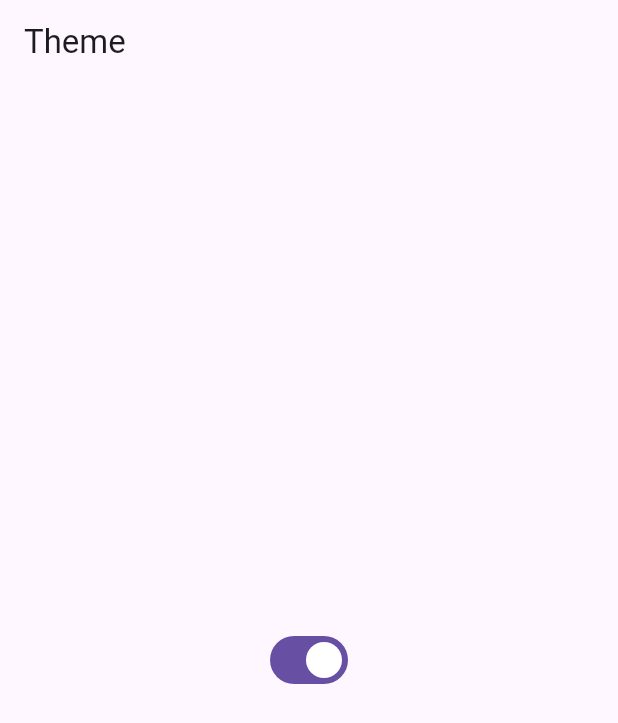
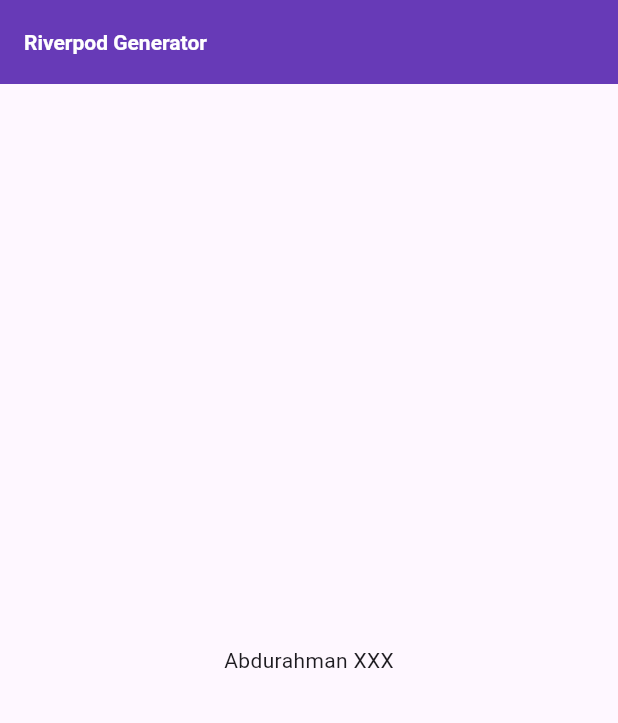
Before and after one commit to abdurahmanidris/flutter_riverpod_new, a Flutter app: the screen it shows after launch, on a phone screen of 412 x 824 dp. Shown: the top 723 px of the screen. Run offline on Flutter 3.47's test engine with Material 3 defaults, Android fonts, the phone set to English and light mode, and no system bars; our stand-ins replace flutter_riverpod, riverpod_annotation; generated files the repository leaves out were written again.

Commit message:
Riverpod Generator is implemented

```diff
--- /dev/null
+++ b/lib/home_page.dart
@@ -0,0 +1,33 @@
+import 'package:flutter/material.dart';
+import 'package:flutter_riverpod/flutter_riverpod.dart';
+import 'package:riverpod_annotation/riverpod_annotation.dart';
+part 'home_page.g.dart';
+
+// final nameProvider = Provider<String>((ref) => 'Abdurahman Idris');
+
+//this makes the provider autodisposable
+// @riverpod
+
+//this removes the autodisposable : @Riverpod(keepAlive: true); by default KeepAlive is false
+@Riverpod(keepAlive: true)
+String name(NameRef ref) {
+  return "Abdurahman XXX";
+}
+
+class Homepage extends ConsumerWidget {
+  const Homepage({super.key});
+
+  @override
+  Widget build(BuildContext context, WidgetRef ref) {
+    final name = ref.watch(nameProvider);
+
+    return Scaffold(
+      appBar: AppBar(
+        title: const Text('Riverpod Generator'),
+      ),
+      body: Center(
+        child: Text(name),
+      ),
+    );
+  }
+}
--- a/lib/main.dart
+++ b/lib/main.dart
@@ -1,7 +1,6 @@
 import 'package:flutter/material.dart';
 import 'package:flutter_riverpod/flutter_riverpod.dart';
-
-final themeProvider = StateProvider<bool>((ref) => true);
+import 'package:flutter_riverpod_new/home_page.dart';
 
 void main() {
   runApp(const ProviderScope(child: MyApp()));
@@ -13,41 +12,19 @@ class MyApp extends ConsumerWidget {
   // This widget is the root of your application.
   @override
   Widget build(BuildContext context, WidgetRef ref) {
-    final isLightTheme = ref.watch(themeProvider);
-
     return MaterialApp(
       title: 'Theme',
-      theme: isLightTheme ? ThemeData.light() : ThemeData.dark(),
-      /*theme: ThemeData(
+      // theme: isLightTheme ? ThemeData.light() : ThemeData.dark(),
+      theme: ThemeData(
         primarySwatch: Colors.blue,
         appBarTheme: const AppBarTheme(
           color: Colors.deepPurple,
           titleTextStyle:
               TextStyle(color: Colors.white, fontWeight: FontWeight.bold),
         ),
-      ),*/
-      home: const MyHomePage(),
+      ),
+      home: const Homepage(),
       debugShowCheckedModeBanner: false,
     );
   }
 }
-
-class MyHomePage extends ConsumerWidget {
-  const MyHomePage({super.key});
-
-  @override
-  Widget build(BuildContext context, WidgetRef ref) {
-    final isLightTheme = ref.watch(themeProvider);
-
-    return Scaffold(
-      appBar: AppBar(
-        title: const Text("Theme"),
-      ),
-      body: Center(
-          child: Switch(
-        value: isLightTheme,
-        onChanged: (value) => ref.read(themeProvider.notifier).state = value,
-      )),
-    );
-  }
-}
```
Also changed, not shown: pubspec.yaml (+5 -4 lines), lib/home_page.g.dart (added), pubspec.lock.
